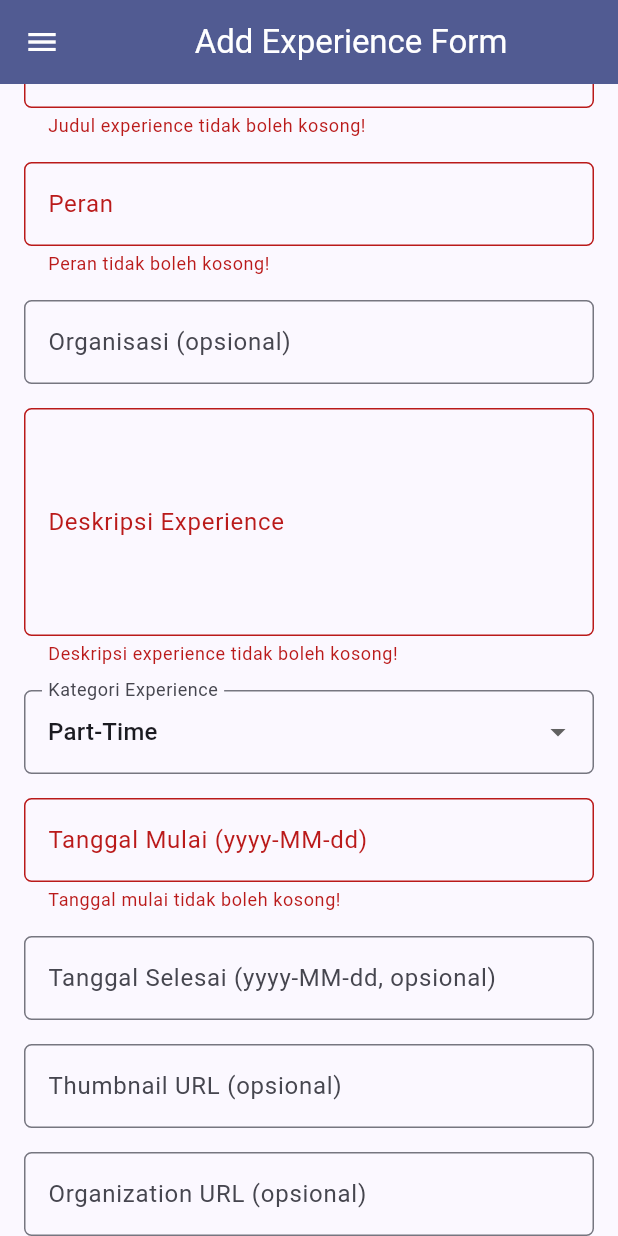
After one commit to fikrioktos/myportofolio_mobile, a Flutter app: the ExperienceFormPage screen opened directly, scrolled down 56 dp, after a tap on "Simpan", on a phone screen of 412 x 824 dp. The commit adds this screen. Run offline on Flutter 3.47's test engine with Material 3 defaults, Android fonts, the phone set to English and light mode, and no system bars; our stand-ins replace material_ui; generated files the repository leaves out were written again; network calls fail.

Commit message:
feat(experience): formulir terautentikasi dan navigasi menu/drawer

```diff
--- a/lib/screens/certification_form.dart
+++ b/lib/screens/certification_form.dart
@@ -1,11 +1,17 @@
 import 'package:material_ui/material_ui.dart';
+
+import 'package:myportofolio_mobile/widgets/auth_guard.dart';
 import 'package:myportofolio_mobile/widgets/left_drawer.dart';
 
 /// Halaman formulir untuk menambahkan sertifikasi baru.
 ///
 /// StatefulWidget karena nilai isian dan tanggal yang dipilih berubah
 /// selama pengguna mengetik. Validasi dijalankan lewat [GlobalKey] pada
-/// [Form] saat tombol Simpan ditekan.
+/// [Form] saat tombol Simpan ditekan. Pembukaan layar ini di menu/drawer
+/// dan pengiriman formulirnya memerlukan autentikasi lewat [ensureLoggedIn]
+/// (pola integrasi backend Tutorial 10; endpoint DRF khusus sertifikasi
+/// belum ada di backend, jadi penyimpanan saat ini masih berupa dialog
+/// konfirmasi lokal — baca README Tugas 9).
 class CertificationFormPage extends StatefulWidget {
   const CertificationFormPage({super.key});
 
@@ -262,8 +268,11 @@ class _CertificationFormPageState extends State<CertificationFormPage> {
                         Theme.of(context).colorScheme.primary,
                       ),
                     ),
-                    onPressed: () {
-                      if (_formKey.currentState!.validate()) {
+                    onPressed: () async {
+                      if (!_formKey.currentState!.validate()) return;
+                      // Pengiriman formulir memerlukan autentikasi.
+                      if (!await ensureLoggedIn(context)) return;
+                      if (!context.mounted) return;
                       // Diambil sebelum dialog dibuka; context di dalam dialog tidak valid setelah ditutup.
                       final messenger = ScaffoldMessenger.of(context);
                       showDialog(
@@ -308,7 +317,6 @@ class _CertificationFormPageState extends State<CertificationFormPage> {
                           );
                         },
                       );
-                      }
                     },
                     child: const Text(
                       "Simpan",
--- /dev/null
+++ b/lib/screens/experience_form.dart
@@ -0,0 +1,429 @@
+import 'package:material_ui/material_ui.dart';
+
+import 'package:myportofolio_mobile/models/experience.dart';
+import 'package:myportofolio_mobile/screens/experience_list_screen.dart';
+import 'package:myportofolio_mobile/services/api_client.dart';
+import 'package:myportofolio_mobile/services/auth_state.dart';
+import 'package:myportofolio_mobile/widgets/auth_guard.dart';
+import 'package:myportofolio_mobile/widgets/left_drawer.dart';
+import 'package:provider/provider.dart';
+
+/// Opsi kategori sesuai EXPERIENCE_CHOICES di model Experience Django.
+const _categoryChoices = {
+  'internship': 'Internship',
+  'research': 'Research',
+  'volunteer': 'Volunteer',
+  'part-time': 'Part-Time',
+  'full-time': 'Full-Time',
+  'freelance': 'Freelance',
+};
+
+/// Regex tanggal ISO 8601 sederhana (yyyy-MM-dd).
+final RegExp _dateRegExp = RegExp(r'^\d{4}-\d{2}-\d{2}$');
+
+/// Regex URL sederhana: skema http(s) + ada hostnya.
+final RegExp _urlRegExp = RegExp(r'^https?://\S+$');
+
+/// Form tambah experience. Field sesuai ExperienceSerializer (Assignment 6):
+/// Title, Role, Organization (opsional), Description, Category,
+/// Started At, Ended At (opsional), Thumbnail (opsional),
+/// Organization URL (opsional).
+///
+/// Pembukaan dan pengiriman formulir memerlukan autentikasi lewat
+/// [ensureLoggedIn]. Simpan mengirim POST terautentikasi token ke
+/// /api/v1/experiences/ dan menampilkan SnackBar error (atau logout +
+/// login ulang pada 401).
+class ExperienceFormPage extends StatefulWidget {
+  const ExperienceFormPage({super.key});
+
+  @override
+  State<ExperienceFormPage> createState() => _ExperienceFormPageState();
+}
+
+class _ExperienceFormPageState extends State<ExperienceFormPage> {
+  final _formKey = GlobalKey<FormState>();
+  String _title = '';
+  String _role = '';
+  String _organization = '';
+  String _description = '';
+  String _category = 'part-time';
+  String _startAt = '';
+  String _endAt = '';
+  String _thumbnailUrl = '';
+  String _organizationUrl = '';
+  bool _isSubmitting = false;
+
+  String? _requiredValidator(String? value, String message) {
+    if (value == null || value.trim().isEmpty) {
+      return message;
+    }
+    return null;
+  }
+
+  String? _optionalUrlValidator(String? value, String label) {
+    if (value == null || value.isEmpty) return null;
+    if (!_urlRegExp.hasMatch(value)) {
+      return '$label harus diawali http:// atau https://';
+    }
+    return null;
+  }
+
+  Future<void> _submit() async {
+    if (!_formKey.currentState!.validate()) return;
+
+    // Aksi tulis harus terautentikasi.
+    if (!await ensureLoggedIn(context)) return;
+    if (!mounted) return;
+
+    final authState = context.read<AuthState>();
+    final apiClient = context.read<ApiClient>();
+    final messenger = ScaffoldMessenger.of(context);
+
+    setState(() {
+      _isSubmitting = true;
+    });
+
+    final experience = Experience(
+      title: _title.trim(),
+      role: _role.trim(),
+      organization: _organization.trim(),
+      description: _description.trim(),
+      category: _category,
+      startedAt: _startAt.trim(),
+      endedAt: _endAt.trim().isEmpty ? null : _endAt.trim(),
+      thumbnail: _thumbnailUrl.trim().isEmpty ? null : _thumbnailUrl.trim(),
+      organizationUrl: _organizationUrl.trim().isEmpty
+          ? null
+          : _organizationUrl.trim(),
+    );
+
+    try {
+      final created = await apiClient.createExperience(
+        experience,
+        token: authState.token!,
+      );
+      if (!mounted) return;
+      showDialog(
+        context: context,
+        builder: (context) {
+          return AlertDialog(
+            title: const Text('Experience berhasil ditambahkan!'),
+            content: SingleChildScrollView(
+              child: Column(
+                crossAxisAlignment: CrossAxisAlignment.start,
+                children: [
+                  Text('Judul: ${created.title}'),
+                  Text('Peran: ${created.role}'),
+                  Text('Kategori: ${_categoryChoices[created.category]}'),
+                  Text('Mulai: ${created.startedAt}'),
+                ],
+              ),
+            ),
+            actions: [
+              TextButton(
+                child: const Text('OK'),
+                onPressed: () {
+                  Navigator.pop(context); // tutup dialog
+                  // Kembali ke daftar agar entri baru langsung terlihat.
+                  Navigator.pushReplacement(
+                    context,
+                    MaterialPageRoute(
+                      builder: (context) => const ExperienceListScreen(),
+                    ),
+                  );
+                },
+              ),
+            ],
+          );
+        },
+      );
+    } on ApiException catch (e) {
+      if (!mounted) return;
+      if (e.statusCode == 401) {
+        // Sesi kadaluarsa/token invalid: logout lalu minta login ulang.
+        await context.read<AuthState>().logout();
+        if (!mounted) return;
+        messenger
+          ..hideCurrentSnackBar()
+          ..showSnackBar(
+            const SnackBar(
+              content: Text(
+                'Sesi berakhir. Login ulang untuk menambah experience.',
+              ),
+            ),
+          );
+        final ok = await ensureLoggedIn(context);
+        if (!mounted || !ok) return;
+        // Setelah login ulang, coba sekali lagi.
+        return _submit();
+      }
+      messenger
+        ..hideCurrentSnackBar()
+        ..showSnackBar(
+          SnackBar(content: Text('Gagal menyimpan (HTTP ${e.statusCode}).')),
+        );
+    } finally {
+      if (mounted) {
+        setState(() {
+          _isSubmitting = false;
+        });
+      }
+    }
+  }
+
+  @override
+  Widget build(BuildContext context) {
+    return Scaffold(
+      appBar: AppBar(
+        title: const Center(child: Text('Add Experience Form')),
+        backgroundColor: Theme.of(context).colorScheme.primary,
+        foregroundColor: Colors.white,
+      ),
+      drawer: const LeftDrawer(),
+      body: Form(
+        key: _formKey,
+        child: SingleChildScrollView(
+          padding: const EdgeInsets.all(8.0),
+          child: Column(
+            crossAxisAlignment: CrossAxisAlignment.start,
+            children: [
+              // === Title ===
+              Padding(
+                padding: const EdgeInsets.all(8.0),
+                child: TextFormField(
+                  decoration: InputDecoration(
+                    hintText: 'Nama Experience',
+                    labelText: 'Judul Experience',
+                    border: OutlineInputBorder(
+                      borderRadius: BorderRadius.circular(5.0),
+                    ),
+                  ),
+                  onChanged: (String? value) {
+                    setState(() {
+                      _title = value!;
+                    });
+                  },
+                  validator: (value) => _requiredValidator(
+                    value,
+                    'Judul experience tidak boleh kosong!',
+                  ),
+                ),
+              ),
+              // === Role ===
+              Padding(
+                padding: const EdgeInsets.all(8.0),
+                child: TextFormField(
+                  decoration: InputDecoration(
+                    hintText: 'Contoh: Staff IT, Asisten Dosen',
+                    labelText: 'Peran',
+                    border: OutlineInputBorder(
+                      borderRadius: BorderRadius.circular(5.0),
+                    ),
+                  ),
+                  onChanged: (String? value) {
+                    setState(() {
+                      _role = value!;
+                    });
+                  },
+                  validator: (value) =>
+                      _requiredValidator(value, 'Peran tidak boleh kosong!'),
+                ),
+              ),
+              // === Organization (opsional) ===
+              Padding(
+                padding: const EdgeInsets.all(8.0),
+                child: TextFormField(
+                  decoration: InputDecoration(
+                    hintText: 'Nama organisasi (opsional)',
+                    labelText: 'Organisasi (opsional)',
+                    border: OutlineInputBorder(
+                      borderRadius: BorderRadius.circular(5.0),
+                    ),
+                  ),
+                  onChanged: (String? value) {
+                    setState(() {
+                      _organization = value ?? '';
+                    });
+                  },
+                ),
+              ),
+              // === Description ===
+              Padding(
+                padding: const EdgeInsets.all(8.0),
+                child: TextFormField(
+                  maxLines: 5,
+                  decoration: InputDecoration(
+                    hintText: 'Deskripsi Experience',
+                    labelText: 'Deskripsi Experience',
+                    border: OutlineInputBorder(
+                      borderRadius: BorderRadius.circular(5.0),
+                    ),
+                  ),
+                  onChanged: (String? value) {
+                    setState(() {
+                      _description = value!;
+                    });
+                  },
+                  validator: (value) => _requiredValidator(
+                    value,
+                    'Deskripsi experience tidak boleh kosong!',
+                  ),
+                ),
+              ),
+              // === Category ===
+              Padding(
+                padding: const EdgeInsets.all(8.0),
+                child: DropdownButtonFormField<String>(
+                  decoration: InputDecoration(
+                    labelText: 'Kategori Experience',
+                    border: OutlineInputBorder(
+                      borderRadius: BorderRadius.circular(5.0),
+                    ),
+                  ),
+                  initialValue: _category,
+                  items: _categoryChoices.entries
+                      .map(
+                        (entry) => DropdownMenuItem(
+                          value: entry.key,
+                          child: Text(entry.value),
+                        ),
+                      )
+                      .toList(),
+                  onChanged: (String? newValue) {
+                    setState(() {
+                      _category = newValue!;
+                    });
+                  },
+                ),
+              ),
+              // === Started At (wajib, yyyy-MM-dd) ===
+              Padding(
+                padding: const EdgeInsets.all(8.0),
+                child: TextFormField(
+                  decoration: InputDecoration(
+                    hintText: 'Contoh: 2025-01-01',
+                    labelText: 'Tanggal Mulai (yyyy-MM-dd)',
+                    border: OutlineInputBorder(
+                      borderRadius: BorderRadius.circular(5.0),
+                    ),
+                  ),
+                  onChanged: (String? value) {
+                    setState(() {
+                      _startAt = value ?? '';
+                    });
+                  },
+                  validator: (value) {
+                    final missing = _requiredValidator(
+                      value,
+                      'Tanggal mulai tidak boleh kosong!',
+                    );
+                    if (missing != null) return missing;
+                    if (!_dateRegExp.hasMatch(value!)) {
+                      return 'Format tanggal harus yyyy-MM-dd';
+                    }
+                    return null;
+                  },
+                ),
+              ),
+              // === Ended At (opsional, yyyy-MM-dd) ===
+              Padding(
+                padding: const EdgeInsets.all(8.0),
+                child: TextFormField(
+                  decoration: InputDecoration(
+                    hintText: 'Kosongkan jika masih berjalan',
+                    labelText: 'Tanggal Selesai (yyyy-MM-dd, opsional)',
+                    border: OutlineInputBorder(
+                      borderRadius: BorderRadius.circular(5.0),
+                    ),
+                  ),
+                  onChanged: (String? value) {
+                    setState(() {
+                      _endAt = value ?? '';
+                    });
+                  },
+                  validator: (value) {
+                    if (value == null || value.isEmpty) return null;
+                    if (!_dateRegExp.hasMatch(value)) {
+                      return 'Format tanggal harus yyyy-MM-dd';
+                    }
+                    return null;
+                  },
+                ),
+              ),
+              // === Thumbnail URL (opsional) ===
+              Padding(
+                padding: const EdgeInsets.all(8.0),
+                child: TextFormField(
+                  keyboardType: TextInputType.url,
+                  decoration: InputDecoration(
+                    hintText: 'https://... (opsional)',
+                    labelText: 'Thumbnail URL (opsional)',
+                    border: OutlineInputBorder(
+                      borderRadius: BorderRadius.circular(5.0),
+                    ),
+                  ),
+                  onChanged: (String? value) {
+                    setState(() {
+                      _thumbnailUrl = value ?? '';
+                    });
+                  },
+                  validator: (value) =>
+                      _optionalUrlValidator(value, 'Thumbnail URL'),
+                ),
+              ),
+              // === Organization URL (opsional) ===
+              Padding(
+                padding: const EdgeInsets.all(8.0),
+                child: TextFormField(
+                  keyboardType: TextInputType.url,
+                  decoration: InputDecoration(
+                    hintText: 'https://... (opsional)',
+                    labelText: 'Organization URL (opsional)',
+                    border: OutlineInputBorder(
+                      borderRadius: BorderRadius.circular(5.0),
+                    ),
+                  ),
+                  onChanged: (String? value) {
+                    setState(() {
+                      _organizationUrl = value ?? '';
+                    });
+                  },
+                  validator: (value) =>
+                      _optionalUrlValidator(value, 'Organization URL'),
+                ),
+              ),
+              // === Tombol Simpan ===
+              Align(
+                alignment: Alignment.bottomCenter,
+                child: Padding(
+                  padding: const EdgeInsets.all(8.0),
+                  child: ElevatedButton(
+                    style: ButtonStyle(
+                      backgroundColor: WidgetStateProperty.all(
+                        Theme.of(context).colorScheme.primary,
+                      ),
+                    ),
+                    onPressed: _isSubmitting ? null : _submit,
+                    child: _isSubmitting
+                        ? const SizedBox(
+                            height: 20,
+                            width: 20,
+                            child: CircularProgressIndicator(
+                              strokeWidth: 2,
+                              color: Colors.white,
+                            ),
+                          )
+                        : const Text(
+                            'Simpan',
+                            style: TextStyle(color: Colors.white),
+                          ),
+                  ),
+                ),
+              ),
+            ],
+          ),
+        ),
+      ),
+    );
+  }
+}
--- a/lib/screens/menu.dart
+++ b/lib/screens/menu.dart
@@ -29,8 +29,10 @@ class MyHomePage extends StatelessWidget {
 
   final List<ItemHomepage> items = [
     ItemHomepage("Lihat Proyek", Icons.folder, Colors.blue),
+    ItemHomepage("Lihat Experience", Icons.business_center, Colors.teal),
     ItemHomepage("Lihat Skills", Icons.build, Colors.orange),
     ItemHomepage("Tambah Proyek", Icons.add_circle, Colors.green),
+    ItemHomepage("Tambah Experience", Icons.add_business, Colors.deepPurple),
     ItemHomepage("Tambah Sertifikasi", Icons.workspace_premium, Colors.purple),
     ItemHomepage("Logout", Icons.logout, Colors.red),
   ];
--- a/lib/widgets/left_drawer.dart
+++ b/lib/widgets/left_drawer.dart
@@ -1,6 +1,8 @@
 import 'package:material_ui/material_ui.dart';
 
 import 'package:myportofolio_mobile/screens/certification_form.dart';
+import 'package:myportofolio_mobile/screens/experience_form.dart';
+import 'package:myportofolio_mobile/screens/experience_list_screen.dart';
 import 'package:myportofolio_mobile/screens/login_screen.dart';
 import 'package:myportofolio_mobile/screens/menu.dart';
 import 'package:myportofolio_mobile/screens/project_form.dart';
@@ -70,6 +72,19 @@ class LeftDrawer extends StatelessWidget {
             },
           ),
           ListTile(
+            leading: const Icon(Icons.business_center_outlined),
+            title: const Text('Lihat Experience'),
+            onTap: () {
+              Navigator.pop(context);
+              Navigator.push(
+                context,
+                MaterialPageRoute(
+                  builder: (context) => const ExperienceListScreen(),
+                ),
+              );
+            },
+          ),
+          ListTile(
             leading: const Icon(Icons.add_circle_outline),
             title: const Text('Add Project'),
             onTap: () async {
@@ -80,6 +95,20 @@ class LeftDrawer extends StatelessWidget {
                 context,
                 MaterialPageRoute(
                   builder: (context) => const ProjectFormPage(),
+                ),
+              );
+            },
+          ),
+          ListTile(
+            leading: const Icon(Icons.add_business_outlined),
+            title: const Text('Add Experience'),
+            onTap: () async {
+              if (!await ensureLoggedIn(context)) return;
+              if (!context.mounted) return;
+              Navigator.push(
+                context,
+                MaterialPageRoute(
+                  builder: (context) => const ExperienceFormPage(),
                 ),
               );
             },
--- a/lib/widgets/project_card.dart
+++ b/lib/widgets/project_card.dart
@@ -1,6 +1,8 @@
 import 'package:material_ui/material_ui.dart';
 
 import 'package:myportofolio_mobile/screens/certification_form.dart';
+import 'package:myportofolio_mobile/screens/experience_form.dart';
+import 'package:myportofolio_mobile/screens/experience_list_screen.dart';
 import 'package:myportofolio_mobile/screens/menu.dart';
 import 'package:myportofolio_mobile/screens/project_form.dart';
 import 'package:myportofolio_mobile/screens/project_list_screen.dart';
@@ -14,8 +16,12 @@ Widget? _pageFor(String name) {
   switch (name) {
     case "Lihat Proyek":
       return const ProjectListScreen();
+    case "Lihat Experience":
+      return const ExperienceListScreen();
     case "Tambah Proyek":
       return const ProjectFormPage();
+    case "Tambah Experience":
+      return const ExperienceFormPage();
     case "Tambah Sertifikasi":
       return const CertificationFormPage();
     default:
@@ -24,7 +30,11 @@ Widget? _pageFor(String name) {
 }
 
 /// Nama tombol yang butuh login sebelum halamannya dibuka.
-const _protectedActions = {"Tambah Proyek", "Tambah Sertifikasi"};
+const _protectedActions = {
+  "Tambah Proyek",
+  "Tambah Experience",
+  "Tambah Sertifikasi",
+};
 
 /// Tombol aksi berbentuk kartu berwarna untuk menu portofolio.
 ///
```
Lines whose indentation alone changed are shown as unchanged.
